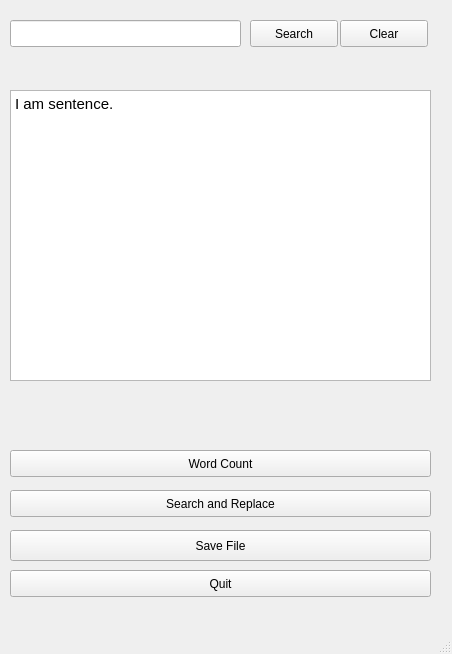
First picture: the form in mainwindow.ui, repository kkuivenhoven/TextEditor, before the edit.
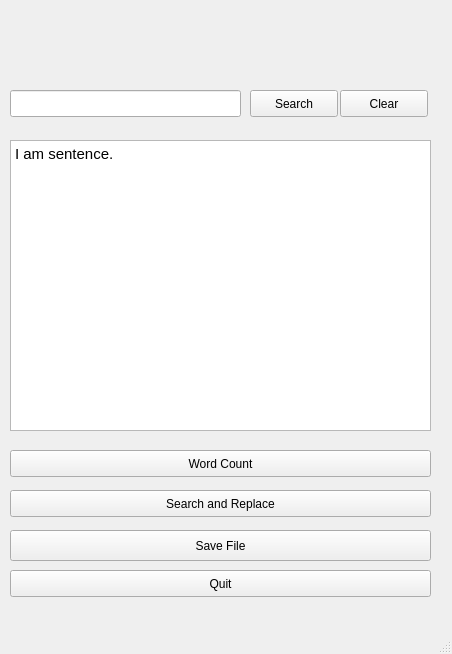
Second picture: the form after the edit.

What changed in the file:
```diff
--- a/mainwindow.ui
+++ b/mainwindow.ui
@@ -47,7 +47,7 @@
     <property name="geometry">
      <rect>
       <x>10</x>
-      <y>90</y>
+      <y>140</y>
       <width>421</width>
       <height>291</height>
      </rect>
@@ -77,7 +77,7 @@
     <property name="geometry">
      <rect>
       <x>10</x>
-      <y>20</y>
+      <y>90</y>
       <width>231</width>
       <height>27</height>
      </rect>
@@ -87,7 +87,7 @@
     <property name="geometry">
      <rect>
       <x>250</x>
-      <y>20</y>
+      <y>90</y>
       <width>88</width>
       <height>27</height>
      </rect>
@@ -100,7 +100,7 @@
     <property name="geometry">
      <rect>
       <x>340</x>
-      <y>20</y>
+      <y>90</y>
       <width>88</width>
       <height>27</height>
      </rect>
```
